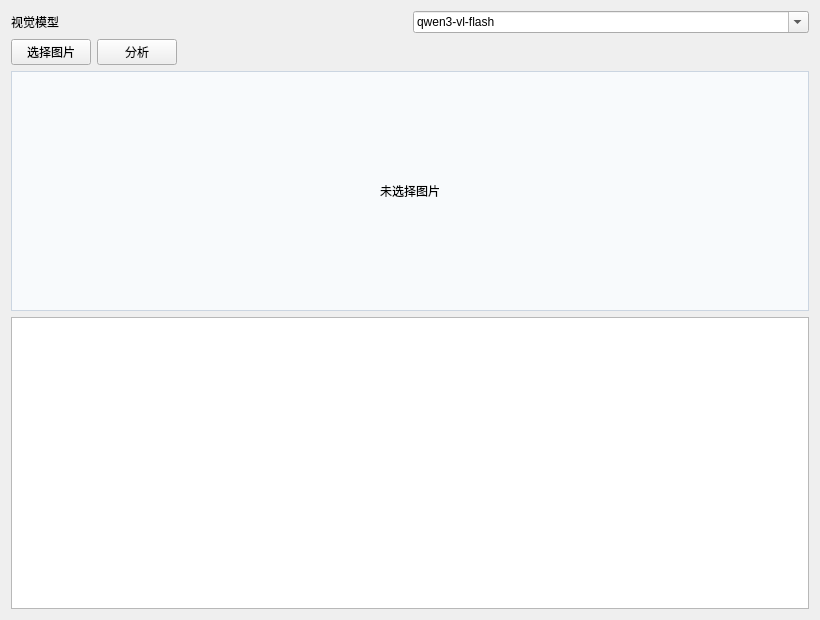
The window that ai-chat-desktop/imageanalysispage.ui (wml1826/AI-Note-taking) describes before a commit, drawn with Qt 5.
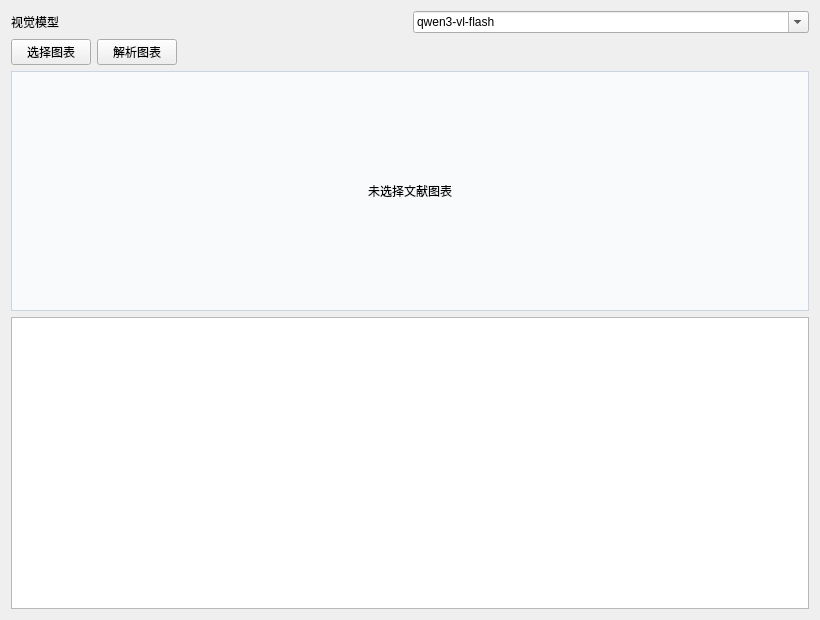
The same window after the commit.

```diff
--- a/ai-chat-desktop/imageanalysispage.ui
+++ b/ai-chat-desktop/imageanalysispage.ui
@@ -67,14 +67,14 @@
      <item>
       <widget class="QPushButton" name="btnImgSelect">
        <property name="text">
-        <string>选择图片</string>
+        <string>选择图表</string>
        </property>
       </widget>
      </item>
      <item>
       <widget class="QPushButton" name="btnImgAnalyze">
        <property name="text">
-        <string>分析</string>
+        <string>解析图表</string>
        </property>
       </widget>
      </item>
@@ -105,7 +105,7 @@
       <string>border:1px solid #cbd5e1; background:#f8fafc;</string>
      </property>
      <property name="text">
-      <string>未选择图片</string>
+      <string>未选择文献图表</string>
      </property>
      <property name="alignment">
       <set>Qt::AlignCenter</set>
```
Left out of the diff: 2 changed lines with no effect on the pictures.
